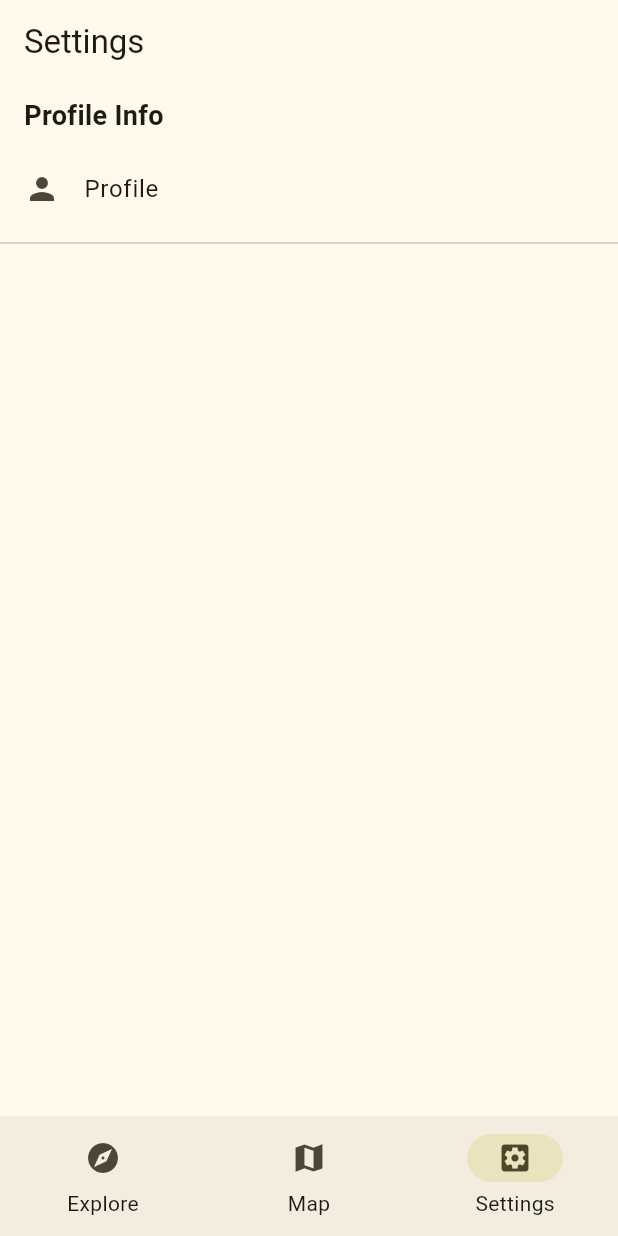
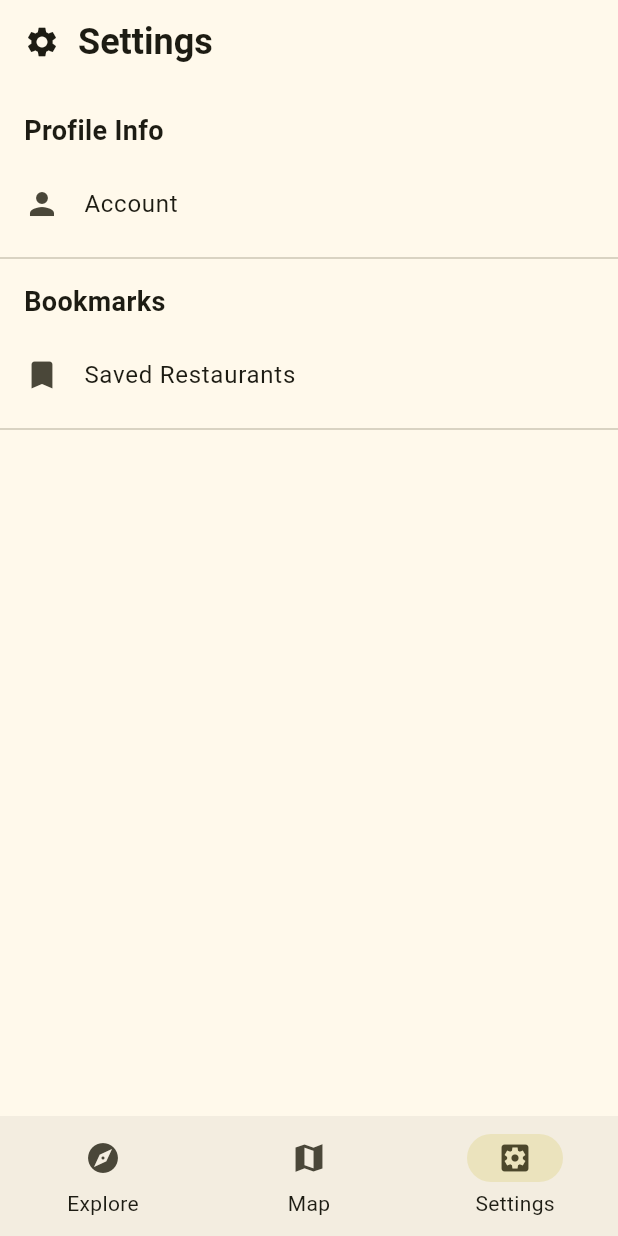
Before and after one commit to Eric19La/Mystery-Munch, a Flutter app: the screen it shows after launch, item 3 of the bottom bar chosen, on a phone screen of 412 x 824 dp. Run offline on Flutter 3.47's test engine with Material 3 defaults, Android fonts, the phone set to English and light mode, and no system bars; our stand-ins replace firebase_auth, firebase_core, flutter_dotenv, geolocator, google_maps_flutter; missing offline and left inert: google_maps_webservice; accounts and stored records are empty; network calls fail.

```diff
--- a/mobile_app/lib/screens/settings_screen.dart
+++ b/mobile_app/lib/screens/settings_screen.dart
@@ -10,16 +10,31 @@ class SettingsScreen extends StatelessWidget {
   Widget build(BuildContext context) {
     return Scaffold(
       appBar: AppBar(
-        title: Text("Settings"),
-        // elevation: 0,
-        // toolbarHeight: 40,
+        title: Row(
+          children: [
+            Icon(Icons.settings),
+            SizedBox(width: 12), // Adjust spacing here
+            Text(
+              "Settings",
+              style: TextStyle(
+                fontWeight: FontWeight.bold,
+                fontSize: 24,
+              ),
+            ),
+          ],
+        ),
       ),
+
+        // Body Section
       body: ListView(
         children: [
+          const SizedBox(height: 10),
+
+          // Sections
           SectionHeader(title: "Profile Info"),
           ListTile(
             leading: Icon(Icons.person),
-            title: Text("Profile"),
+            title: Text("Account"),
             onTap: () {
               Navigator.push(
                 context,
@@ -28,6 +43,20 @@ class SettingsScreen extends StatelessWidget {
             },
           ),
           Divider(),
+
+          SectionHeader(title: "Bookmarks"),
+          ListTile(
+            leading: Icon(Icons.bookmark),
+            title: Text("Saved Restaurants"),
+            onTap: () {
+              Navigator.push(
+                context,
+                MaterialPageRoute(builder: (context) => SignInScreen()), // Ensure it's properly structured
+              );
+            },
+          ),
+          Divider(),
+
         ],
       ),
 
@@ -38,9 +67,9 @@ class SettingsScreen extends StatelessWidget {
       ),
     );
   }
-}
+} // end SettingsScreen
 
-
+// Returns a widget for the section header
 class SectionHeader extends StatelessWidget {
   final String title;
   const SectionHeader({super.key, required this.title});
@@ -55,4 +84,4 @@ class SectionHeader extends StatelessWidget {
       ),
     );
   }
-}
+} // end SectionHeader
```
Also changed, not shown: mobile_app/lib/screens/sign_in_screen.dart (+104 -15 lines).
